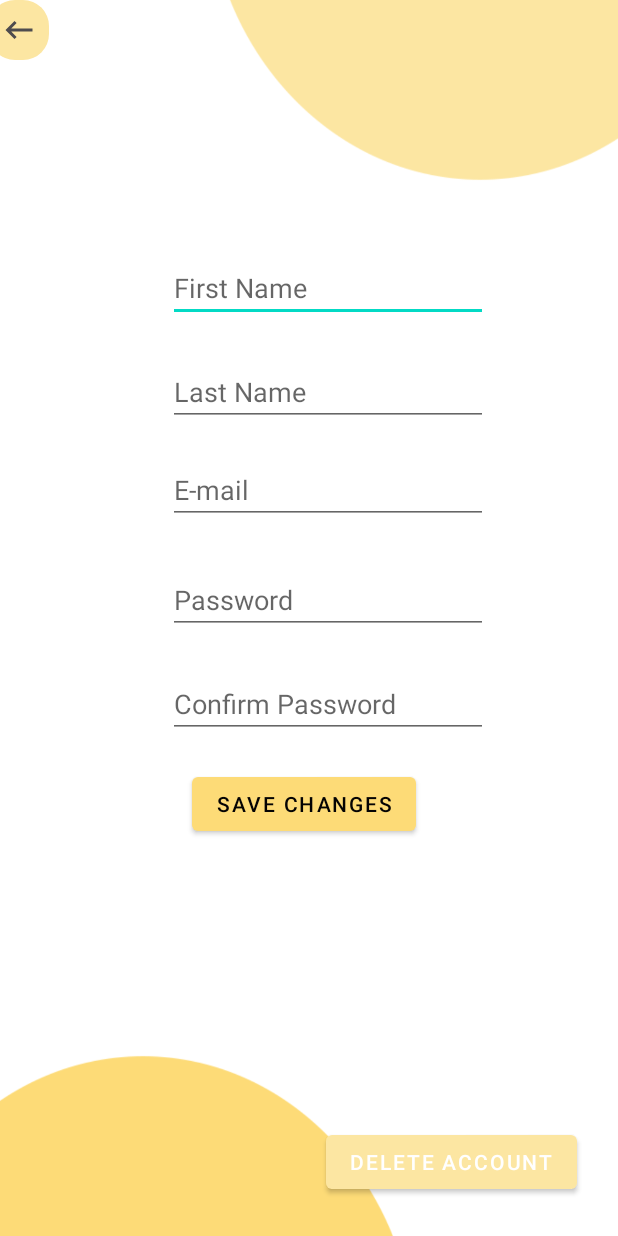
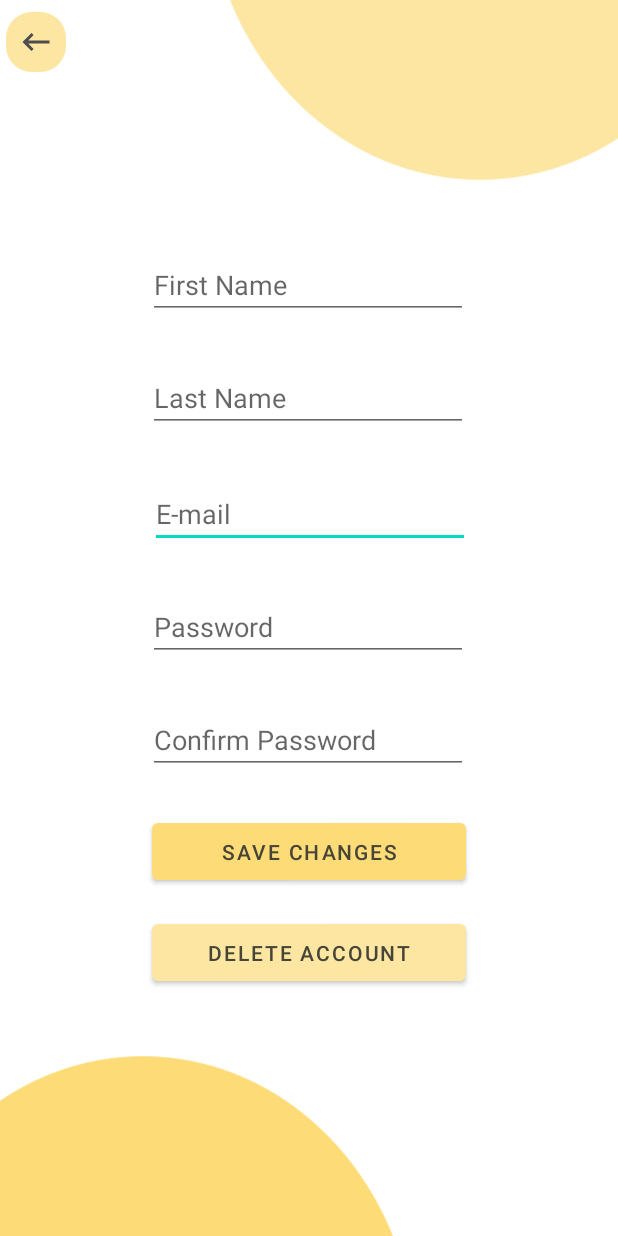
Before and after one commit to weaaaam7/Wasfah_, an Android app: the editprofile screen opened directly, with no data from a screen before it, on a phone screen of 412 x 824 dp. Run offline under Robolectric (Android 15) with nearby library versions, the phone set to English and light mode, and no system bars; our stand-ins replace Firebase (no records; nobody signed in at launch, a user with empty details on screens opened directly); libraries missing offline, so code that uses them is left out: com.karumi.dexter; Roboto replaces fonts that are not available here; 6 statements that could not run were skipped.

Commit message:
deleteAcc

```diff
--- a/app/src/main/java/com/example/wasfah/editprofile.java
+++ b/app/src/main/java/com/example/wasfah/editprofile.java
@@ -3,6 +3,7 @@ package com.example.wasfah;
 import android.Manifest;
 import android.app.ProgressDialog;
 import android.content.Context;
+import android.content.DialogInterface;
 import android.content.Intent;
 import android.content.res.Configuration;
 import android.content.res.Resources;
@@ -20,12 +21,18 @@ import android.widget.EditText;
 import android.widget.ImageView;
 import android.widget.TextView;
 import android.widget.Toast;
-
+import com.google.android.gms.tasks.OnCompleteListener;
+import com.google.android.gms.tasks.Task;
+import com.google.firebase.auth.AuthCredential;
+import com.google.firebase.auth.EmailAuthProvider;
+import android.util.Log;
 import androidx.annotation.NonNull;
 import androidx.annotation.Nullable;
+import androidx.appcompat.app.AlertDialog;
 import androidx.appcompat.app.AppCompatActivity;
 
 import com.bumptech.glide.Glide;
+import com.google.android.gms.tasks.OnFailureListener;
 import com.google.android.gms.tasks.OnSuccessListener;
 import com.google.android.material.textfield.TextInputLayout;
 import com.google.firebase.auth.FirebaseAuth;
@@ -49,7 +56,9 @@ import com.karumi.dexter.listener.single.PermissionListener;
 import org.w3c.dom.Text;
 
 import java.io.InputStream;
+import java.util.ArrayList;
 import java.util.HashMap;
+import java.util.List;
 import java.util.Locale;
 import java.util.Map;
 import java.util.regex.Pattern;
@@ -58,15 +67,14 @@ import static android.app.ProgressDialog.show;
 
 public class editprofile extends AppCompatActivity {
 
-    ImageView uimage;
-    Button btnupdate;
+    Button btnupdate, deletAcc;
     DatabaseReference dbreference, reference;
     StorageReference storageReference;
-    Uri filepath;
     Bitmap bitmap;
     String UserID="";
     EditText profileFirstName,profileLastName,profileEmail,profilePassword,profileConfirmPass;
     ImageView backProfile;
+    String email, name, password;
     private static final String PASSWORD_REGEX = "^(?=.*[0-9])(?=.*[a-z])(?=.*[A-Z])(?=.*[@#$%^&+=])(?=\\S+$).{8,16}$";
     private static final Pattern PASSWORD_PATTERN = Pattern.compile(PASSWORD_REGEX);
 
@@ -83,7 +91,6 @@ public class editprofile extends AppCompatActivity {
         {
           setApplicationLocale("en");
         }
-        uimage=(ImageView)findViewById(R.id.ProfileImage);
         profileFirstName=(EditText) findViewById(R.id.EditFirstName);
         profileLastName=(EditText) findViewById(R.id.EditLastName);
         profileEmail=(EditText) findViewById(R.id.EditEmail);
@@ -91,6 +98,8 @@ public class editprofile extends AppCompatActivity {
         profileConfirmPass=(EditText) findViewById(R.id.EditConfirmPass);
         btnupdate=(Button)findViewById(R.id.SaveProfile);
         backProfile = findViewById(R.id.back);
+        deletAcc = (Button)findViewById(R.id.DeleteAcc);
+
 
 
 
@@ -105,9 +114,9 @@ public class editprofile extends AppCompatActivity {
             @Override
             public void onDataChange(@NonNull DataSnapshot dataSnapshot) {
 
-                String email=dataSnapshot.child("email").getValue().toString();
-                String name=dataSnapshot.child("name").getValue().toString();
-                String password=dataSnapshot.child("password").getValue().toString();
+                email=dataSnapshot.child("email").getValue().toString();
+                name=dataSnapshot.child("name").getValue().toString();
+                password=dataSnapshot.child("password").getValue().toString();
 
 
                 String[] parts = name.split(" ");
@@ -143,50 +152,93 @@ public class editprofile extends AppCompatActivity {
                 updatetofirebase();
             }
         });
+        // delete Account
+        deletAcc.setOnClickListener(new View.OnClickListener() {
+            @Override
+            public void onClick(View view) {
+                AlertDialog.Builder builder = new AlertDialog.Builder(editprofile.this);
+                builder.setMessage("Are you sure you want to delete your account?")
+                        .setCancelable(false)
+
+                        .setPositiveButton("Yes", new DialogInterface.OnClickListener() {
+                            @Override
+                            public void onClick(DialogInterface dialogInterface, int i) {
+                               DatabaseReference dRec = FirebaseDatabase.getInstance().getReference("Recipes");
+                                dRec.addValueEventListener(new ValueEventListener() {
+                                    @Override
+                                    public void onDataChange(@NonNull DataSnapshot snapshot) {
+                                        for (DataSnapshot ds : snapshot.getChildren()) {
+                                            // delete user's comments
+                                            DatabaseReference comment = dRec.child(ds.getKey()).child("comment");
+                                            comment.addListenerForSingleValueEvent(new ValueEventListener() {
+                                                @Override
+                                                public void onDataChange(@NonNull DataSnapshot snapshot) {
+                                                    for (DataSnapshot ds : snapshot.getChildren()) {
+                                                        String uid_comp = snapshot.child(ds.getKey()).child("uid").getValue(String.class);
+                                                        if (uid_comp != null && UserID != null && uid_comp.equalsIgnoreCase(UserID)) {
+                                                            comment.child(ds.getKey()).removeValue();
+                                                        }
+                                                    }
+                                                }
+
+                                                @Override
+                                                public void onCancelled(@NonNull DatabaseError error) {
 
                                                 }
-
-       /* uimage.setOnClickListener(new View.OnClickListener() {
-            @Override
-            public void onClick(View view) {
-                Dexter.withContext(getApplicationContext())
-                        .withPermission(Manifest.permission.READ_EXTERNAL_STORAGE)
-                        .withListener(new PermissionListener() {
-                            @Override
-                            public void onPermissionGranted(PermissionGrantedResponse permissionGrantedResponse) {
-                                Intent intent=new Intent();
-                                intent.setType("image/*");
-                                intent.setAction(Intent.ACTION_GET_CONTENT);
-                                startActivityForResult(Intent.createChooser(intent,"Please Select File"),101);
+                                            });
+                                            // delete user's recipes
+                                           String email2 = snapshot.child(ds.getKey()).child("createdBy").getValue(String.class);
+                                            if (email2 != null && email != null && email2.equalsIgnoreCase(email)) {
+                                                dRec.child(ds.getKey()).removeValue();
+                                            }
+                                        }
                                     }
                                     @Override
-                            public void onPermissionDenied(PermissionDeniedResponse permissionDeniedResponse) {
+                                    public void onCancelled(@NonNull DatabaseError error) {
+
                                     }
+                                });
+
+                                AuthCredential credential = EmailAuthProvider.getCredential(email, password);
+
+                                // Prompt the user to re-provide their sign-in credentials
+                                if (user != null) {
+                                    user.reauthenticate(credential)
+                                            .addOnCompleteListener(new OnCompleteListener<Void>() {
                                                 @Override
-                            public void onPermissionRationaleShouldBeShown(PermissionRequest permissionRequest, PermissionToken permissionToken) {
-                                permissionToken.continuePermissionRequest();
+                                                public void onComplete(@NonNull Task<Void> task) {
+                                                    user.delete()
+                                                            .addOnCompleteListener(new OnCompleteListener<Void>() {
+                                                                @Override
+                                                                public void onComplete(@NonNull Task<Void> task) {
+                                                                    if (task.isSuccessful()) {
+                                                                        reference.removeValue();
+                                                                        Log.d("TAG", "User account deleted.");
+                                                                        startActivity(new Intent(editprofile.this, LoginActivity.class));
+                                                                        Toast.makeText(editprofile.this, "Your Account had been deleted Successfully,", Toast.LENGTH_LONG).show();
+
                                                                     }
-                        }).check();
                                                                 }
-        });*/
+                                                            });
+                                                }
+                                            });
+                                }
+                            }
+                        })
+                        .setNegativeButton("No", new DialogInterface.OnClickListener() {
+                            @Override
+                            public void onClick(DialogInterface dialogInterface, int i) {
+                                dialogInterface.cancel();
+                            }
+                        });
 
-
-   /* @Override
-    protected void onActivityResult(int requestCode, int resultCode, @Nullable Intent data) {
-        super.onActivityResult(requestCode, resultCode, data);
-        if(requestCode==101 && resultCode==RESULT_OK)
-        {
-            filepath=data.getData();
-            try {
-                InputStream inputStream=getContentResolver().openInputStream(filepath);
-                bitmap= BitmapFactory.decodeStream(inputStream);
-                uimage.setImageBitmap(bitmap);
-            }catch (Exception ex)
-            {
-                Toast.makeText(getApplicationContext(),ex.getMessage(),Toast.LENGTH_LONG).show();
+                AlertDialog alertDialog = builder.create();
+                alertDialog.show();
+                alertDialog.getButton(AlertDialog.BUTTON_NEGATIVE).setTextColor(getResources().getColor(R.color.yellow2));
+                alertDialog.getButton(AlertDialog.BUTTON_POSITIVE).setTextColor(getResources().getColor(R.color.yellow2));
             }
-      */
-
+        }); // end
+    }
 
     public void updatetofirebase()
     {
@@ -238,30 +290,6 @@ public class editprofile extends AppCompatActivity {
         String lname=profileLastName.getText().toString();
         String Full_name= fname+" "+lname;
 
-
-
-
-      /*  final ProgressDialog pd=new ProgressDialog(this);
-        pd.setTitle("File Uploader");
-        pd.show();
-=======
-
-
-
-
-      /*  final ProgressDialog pd=new ProgressDialog(this);
-        pd.setTitle("File Uploader");
-        pd.show();
-
->>>>>>> b3721a3871a43c1dc96ab0661770455c1a861c2c
-        final StorageReference uploader=storageReference.child("profileimages/"+"img"+System.currentTimeMillis());
-        uploader.putFile(filepath)
-                .addOnSuccessListener(new OnSuccessListener<UploadTask.TaskSnapshot>() {
-                    @Override
-                    public void onSuccess(UploadTask.TaskSnapshot taskSnapshot) {
-                        uploader.getDownloadUrl().addOnSuccessListener(new OnSuccessListener<Uri>() {
-                            @Override
-                            public void onSuccess(Uri uri) {*/
         final Map<String,Object> map=new HashMap<>();
         // map.put("uimage",uri.toString());
         map.put("name",Full_name);
@@ -283,20 +311,6 @@ public class editprofile extends AppCompatActivity {
             }
         });
 
-                             /*   pd.dismiss();
-                                Toast.makeText(getApplicationContext(),"Updated Successfully",Toast.LENGTH_LONG).show();
-                            }
-                        });
-                    }
-                })
-                .addOnProgressListener(new OnProgressListener<UploadTask.TaskSnapshot>() {
-                    @Override
-                    public void onProgress(@NonNull UploadTask.TaskSnapshot snapshot) {
-                        float percent=(100*snapshot.getBytesTransferred())/snapshot.getTotalByteCount();
-                        pd.setMessage("Uploaded :"+(int)percent+"%");
-                    }
-                });
-*/
     }
     public void setApplicationLocale(String locale) {
         Resources resources = getResources();
--- a/app/src/main/res/layout/activity_editprofile.xml
+++ b/app/src/main/res/layout/activity_editprofile.xml
@@ -7,122 +7,123 @@
     tools:context=".editprofile"
     android:background="@drawable/signup">
 
+
+    <Button
+        android:id="@+id/DeleteAcc"
+        android:layout_width="209dp"
+        android:layout_height="50dp"
+        android:text="Delete Account"
+        android:textColor="#474537"
+        app:backgroundTint="#FCE6A2"
+        app:layout_constraintBottom_toBottomOf="parent"
+        app:layout_constraintEnd_toEndOf="parent"
+        app:layout_constraintStart_toStartOf="parent"
+        app:layout_constraintTop_toTopOf="parent"
+        app:layout_constraintVertical_bias="0.788" />
+
+    <EditText
+        android:id="@+id/EditEmail"
+        android:layout_width="wrap_content"
+        android:layout_height="wrap_content"
+        android:ems="10"
+        android:hint="E-mail"
+        android:inputType="textEmailAddress"
+        app:layout_constraintBottom_toBottomOf="parent"
+        app:layout_constraintEnd_toEndOf="parent"
+        app:layout_constraintHorizontal_bias="0.502"
+        app:layout_constraintStart_toStartOf="parent"
+        app:layout_constraintTop_toTopOf="parent"
+        app:layout_constraintVertical_bias="0.411" />
+
+    <Button
+        android:id="@+id/SaveProfile"
+        android:layout_width="209dp"
+        android:layout_height="50dp"
+        android:layout_marginStart="16dp"
+        android:onClick="update"
+        android:text="Save Changes"
+        android:textColor="#474537"
+        app:backgroundTint="#FDDB77"
+        app:iconTint="#050404"
+        app:layout_constraintBottom_toBottomOf="parent"
+        app:layout_constraintEnd_toEndOf="parent"
+        app:layout_constraintHorizontal_bias="0.456"
+        app:layout_constraintStart_toStartOf="parent"
+        app:layout_constraintTop_toTopOf="parent"
+        app:layout_constraintVertical_bias="0.701"
+        tools:ignore="OnClick" />
+
     <EditText
         android:id="@+id/EditFirstName"
         android:layout_width="wrap_content"
         android:layout_height="wrap_content"
-        android:layout_marginStart="112dp"
-        android:layout_marginLeft="112dp"
-        android:layout_marginTop="32dp"
         android:ems="10"
         android:hint="First Name"
         android:inputType="textPersonName"
+        app:layout_constraintBottom_toBottomOf="parent"
+        app:layout_constraintEnd_toEndOf="parent"
+        app:layout_constraintHorizontal_bias="0.497"
         app:layout_constraintStart_toStartOf="parent"
-        app:layout_constraintTop_toBottomOf="@+id/ProfileImage" />
+        app:layout_constraintTop_toTopOf="parent"
+        app:layout_constraintVertical_bias="0.215" />
 
+    <EditText
+        android:id="@+id/EditConfirmPass"
+        android:layout_width="wrap_content"
+        android:layout_height="wrap_content"
+        android:layout_marginTop="24dp"
+        android:ems="10"
+        android:hint="Confirm Password"
+        android:inputType="textPassword"
+        app:layout_constraintBottom_toBottomOf="parent"
+        app:layout_constraintEnd_toEndOf="parent"
+        app:layout_constraintHorizontal_bias="0.497"
+        app:layout_constraintStart_toStartOf="parent"
+        app:layout_constraintTop_toTopOf="parent"
+        app:layout_constraintVertical_bias="0.592" />
 
     <EditText
         android:id="@+id/EditLastName"
         android:layout_width="wrap_content"
         android:layout_height="wrap_content"
-        android:layout_marginStart="112dp"
-        android:layout_marginLeft="112dp"
         android:layout_marginTop="24dp"
         android:ems="10"
         android:hint="Last Name"
         android:inputType="textPersonName"
+        app:layout_constraintBottom_toBottomOf="parent"
+        app:layout_constraintEnd_toEndOf="parent"
+        app:layout_constraintHorizontal_bias="0.497"
         app:layout_constraintStart_toStartOf="parent"
-        app:layout_constraintTop_toBottomOf="@+id/EditFirstName" />
-
-    <EditText
-        android:id="@+id/EditEmail"
-        android:layout_width="wrap_content"
-        android:layout_height="wrap_content"
-        android:layout_marginStart="112dp"
-        android:layout_marginLeft="112dp"
-        android:layout_marginTop="20dp"
-        android:ems="10"
-        android:hint="E-mail"
-        android:inputType="textEmailAddress"
-        app:layout_constraintStart_toStartOf="parent"
-        app:layout_constraintTop_toBottomOf="@+id/EditLastName" />
+        app:layout_constraintTop_toTopOf="parent"
+        app:layout_constraintVertical_bias="0.29" />
 
     <EditText
         android:id="@+id/EditPass"
         android:layout_width="wrap_content"
         android:layout_height="wrap_content"
-        android:layout_marginStart="112dp"
-        android:layout_marginLeft="112dp"
-        android:layout_marginTop="28dp"
         android:ems="10"
         android:hint="Password"
         android:inputType="textPassword"
-        app:layout_constraintStart_toStartOf="parent"
-        app:layout_constraintTop_toBottomOf="@+id/EditEmail" />
-
-    <EditText
-        android:id="@+id/EditConfirmPass"
-        android:layout_width="wrap_content"
-        android:layout_height="wrap_content"
-        android:layout_marginStart="112dp"
-        android:layout_marginLeft="112dp"
-        android:layout_marginTop="24dp"
-        android:ems="10"
-        android:hint="Confirm Password"
-        android:inputType="textPassword"
-        app:layout_constraintStart_toStartOf="parent"
-        app:layout_constraintTop_toBottomOf="@+id/EditPass" />
-
-    <Button
-        android:id="@+id/DeleteAcc"
-        android:layout_width="wrap_content"
-        android:layout_height="wrap_content"
-        android:layout_marginEnd="27dp"
-        android:layout_marginRight="27dp"
-        android:layout_marginBottom="25dp"
-        android:text="Delete Account"
-        app:backgroundTint="#FCE6A2"
         app:layout_constraintBottom_toBottomOf="parent"
-        app:layout_constraintEnd_toEndOf="parent" />
-
-    <ImageView
-        android:id="@+id/ProfileImage"
-        android:layout_width="122dp"
-        android:layout_height="113dp"
-        android:layout_marginStart="160dp"
-        android:layout_marginLeft="160dp"
-        android:layout_marginTop="24dp"
-        android:background="#959C27B0"
-        android:visibility="invisible"
+        app:layout_constraintEnd_toEndOf="parent"
+        app:layout_constraintHorizontal_bias="0.497"
         app:layout_constraintStart_toStartOf="parent"
         app:layout_constraintTop_toTopOf="parent"
-        app:srcCompat="@drawable/ic_launcher_foreground" />
-
+        app:layout_constraintVertical_bias="0.508" />
 
     <ImageView
         android:id="@+id/back"
         android:layout_width="40dp"
         android:layout_height="40dp"
-        android:layout_marginRight="380dp"
+        android:layout_marginStart="4dp"
+        android:layout_marginRight="364dp"
         android:background="@drawable/rounded_corners"
         android:padding="8dp"
         android:src="@drawable/ic_baseline_keyboard_backspace_24"
+        app:layout_constraintBottom_toBottomOf="parent"
         app:layout_constraintRight_toRightOf="parent"
-        app:layout_constraintTop_toTopOf="parent" />
+        app:layout_constraintStart_toStartOf="parent"
+        app:layout_constraintTop_toTopOf="parent"
+        app:layout_constraintVertical_bias="0.01" />
 
-    <Button
-        android:id="@+id/SaveProfile"
-        android:layout_width="wrap_content"
-        android:layout_height="wrap_content"
-        android:layout_marginStart="16dp"
-        android:layout_marginLeft="16dp"
-        android:layout_marginTop="20dp"
-        android:onClick="update"
-        android:text="Save Changes"
-        android:textColor="#040303"
-        app:backgroundTint="#FDDB77"
-        app:iconTint="#050404"
-        app:layout_constraintStart_toStartOf="@+id/EditConfirmPass"
-        app:layout_constraintTop_toBottomOf="@+id/EditConfirmPass"
-        tools:ignore="OnClick" />
 </androidx.constraintlayout.widget.ConstraintLayout>
```
Lines whose indentation alone changed are shown as unchanged.
